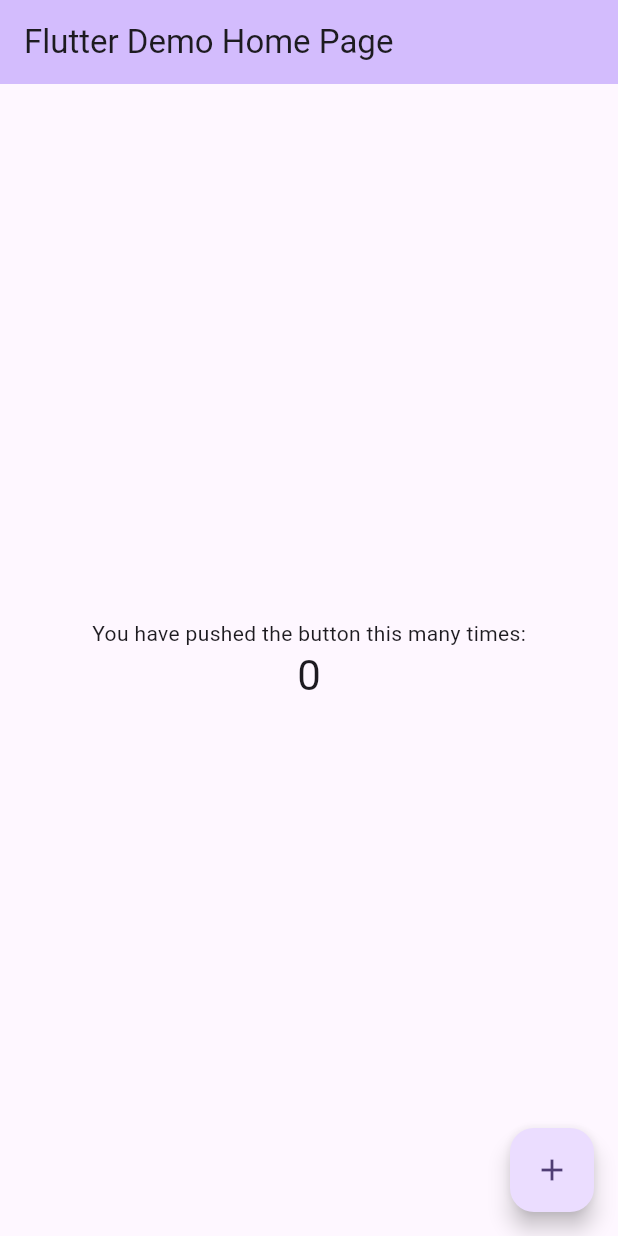
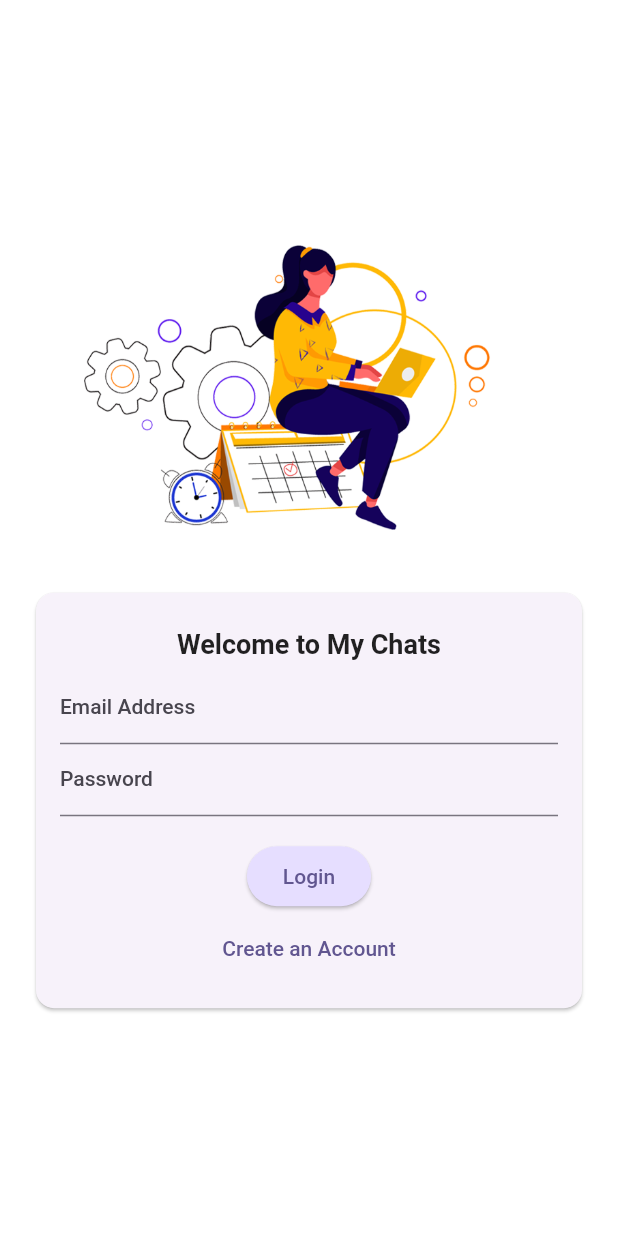
Before and after one commit to ANMOL-design/ChatApp, a Flutter app: the screen it shows after launch, on a phone screen of 412 x 824 dp. Run offline on Flutter 3.47's test engine with Material 2 defaults, Android fonts, the phone set to English and light mode, and no system bars; our stand-ins replace firebase_core; accounts and stored records are empty.

Commit message:
Update flutter sdk

```diff
--- a/lib/main.dart
+++ b/lib/main.dart
@@ -1,125 +1,31 @@
 import 'package:flutter/material.dart';
 
-void main() {
-  runApp(const MyApp());
+import 'package:firebase_core/firebase_core.dart';
+import 'firebase_options.dart';
+
+import 'package:chat_app/screens/auth.dart';
+
+void main() async {
+  WidgetsFlutterBinding.ensureInitialized();
+  await Firebase.initializeApp(
+    options: DefaultFirebaseOptions.currentPlatform,
+  );
+  runApp(const App());
 }
 
-class MyApp extends StatelessWidget {
-  const MyApp({super.key});
+class App extends StatelessWidget {
+  const App({super.key});
 
-  // This widget is the root of your application.
   @override
   Widget build(BuildContext context) {
     return MaterialApp(
-      title: 'Flutter Demo',
-      theme: ThemeData(
-        // This is the theme of your application.
-        //
-        // TRY THIS: Try running your application with "flutter run". You'll see
-        // the application has a blue toolbar. Then, without quitting the app,
-        // try changing the seedColor in the colorScheme below to Colors.green
-        // and then invoke "hot reload" (save your changes or press the "hot
-        // reload" button in a Flutter-supported IDE, or press "r" if you used
-        // the command line to start the app).
-        //
-        // Notice that the counter didn't reset back to zero; the application
-        // state is not lost during the reload. To reset the state, use hot
-        // restart instead.
-        //
-        // This works for code too, not just values: Most code changes can be
-        // tested with just a hot reload.
-        colorScheme: ColorScheme.fromSeed(seedColor: Colors.deepPurple),
+      title: 'FlutterChat',
+      theme: ThemeData().copyWith(
         useMaterial3: true,
+        colorScheme: ColorScheme.fromSeed(
+            seedColor: const Color.fromARGB(255, 63, 17, 177)),
       ),
-      home: const MyHomePage(title: 'Flutter Demo Home Page'),
+      home: const AuthScreen(),
     );
   }
 }
-
-class MyHomePage extends StatefulWidget {
-  const MyHomePage({super.key, required this.title});
-
-  // This widget is the home page of your application. It is stateful, meaning
-  // that it has a State object (defined below) that contains fields that affect
-  // how it looks.
-
-  // This class is the configuration for the state. It holds the values (in this
-  // case the title) provided by the parent (in this case the App widget) and
-  // used by the build method of the State. Fields in a Widget subclass are
-  // always marked "final".
-
-  final String title;
-
-  @override
-  State<MyHomePage> createState() => _MyHomePageState();
-}
-
-class _MyHomePageState extends State<MyHomePage> {
-  int _counter = 0;
-
-  void _incrementCounter() {
-    setState(() {
-      // This call to setState tells the Flutter framework that something has
-      // changed in this State, which causes it to rerun the build method below
-      // so that the display can reflect the updated values. If we changed
-      // _counter without calling setState(), then the build method would not be
-      // called again, and so nothing would appear to happen.
-      _counter++;
-    });
-  }
-
-  @override
-  Widget build(BuildContext context) {
-    // This method is rerun every time setState is called, for instance as done
-    // by the _incrementCounter method above.
-    //
-    // The Flutter framework has been optimized to make rerunning build methods
-    // fast, so that you can just rebuild anything that needs updating rather
-    // than having to individually change instances of widgets.
-    return Scaffold(
-      appBar: AppBar(
-        // TRY THIS: Try changing the color here to a specific color (to
-        // Colors.amber, perhaps?) and trigger a hot reload to see the AppBar
-        // change color while the other colors stay the same.
-        backgroundColor: Theme.of(context).colorScheme.inversePrimary,
-        // Here we take the value from the MyHomePage object that was created by
-        // the App.build method, and use it to set our appbar title.
-        title: Text(widget.title),
-      ),
-      body: Center(
-        // Center is a layout widget. It takes a single child and positions it
-        // in the middle of the parent.
-        child: Column(
-          // Column is also a layout widget. It takes a list of children and
-          // arranges them vertically. By default, it sizes itself to fit its
-          // children horizontally, and tries to be as tall as its parent.
-          //
-          // Column has various properties to control how it sizes itself and
-          // how it positions its children. Here we use mainAxisAlignment to
-          // center the children vertically; the main axis here is the vertical
-          // axis because Columns are vertical (the cross axis would be
-          // horizontal).
-          //
-          // TRY THIS: Invoke "debug painting" (choose the "Toggle Debug Paint"
-          // action in the IDE, or press "p" in the console), to see the
-          // wireframe for each widget.
-          mainAxisAlignment: MainAxisAlignment.center,
-          children: <Widget>[
-            const Text(
-              'You have pushed the button this many times:',
-            ),
-            Text(
-              '$_counter',
-              style: Theme.of(context).textTheme.headlineMedium,
-            ),
-          ],
-        ),
-      ),
-      floatingActionButton: FloatingActionButton(
-        onPressed: _incrementCounter,
-        tooltip: 'Increment',
-        child: const Icon(Icons.add),
-      ), // This trailing comma makes auto-formatting nicer for build methods.
-    );
-  }
-}
--- /dev/null
+++ b/lib/screens/auth.dart
@@ -0,0 +1,137 @@
+import 'package:flutter/material.dart';
+
+class AuthScreen extends StatefulWidget {
+  const AuthScreen({super.key});
+
+  @override
+  State<AuthScreen> createState() {
+    return _AuthScreenState();
+  }
+}
+
+class _AuthScreenState extends State<AuthScreen> {
+  final _formKey = GlobalKey<FormState>();
+  var _isLogin = true;
+  var _enteredEmail = '';
+  var _enteredPassword = '';
+
+  void _submit() {
+    final isValid = _formKey.currentState!.validate();
+
+    if (isValid) {
+      _formKey.currentState!.save();
+      print(_enteredEmail);
+      print(_enteredPassword);
+    }
+  }
+
+  @override
+  Widget build(BuildContext context) {
+    return Scaffold(
+      backgroundColor: Colors.white,
+      body: Center(
+        child: SingleChildScrollView(
+          child: Column(
+            mainAxisAlignment: MainAxisAlignment.center,
+            children: [
+              Container(
+                margin: const EdgeInsets.only(
+                  top: 32,
+                  bottom: 18,
+                  left: 18,
+                  right: 18,
+                ),
+                width: 300,
+                child: Image.asset('assets/images/login.png'),
+              ),
+              Card(
+                margin: const EdgeInsets.all(24),
+                child: SingleChildScrollView(
+                  child: Padding(
+                    padding: const EdgeInsets.all(16),
+                    child: Form(
+                      key: _formKey,
+                      child: Column(
+                        mainAxisSize: MainAxisSize.min,
+                        children: [
+                          const Padding(
+                            padding: EdgeInsets.all(8.0),
+                            child: Text(
+                              'Welcome to My Chats',
+                              style: TextStyle(
+                                fontSize: 18,
+                                fontWeight: FontWeight.bold,
+                              ),
+                            ),
+                          ),
+                          TextFormField(
+                            decoration: const InputDecoration(
+                              labelText: "Email Address",
+                            ),
+                            keyboardType: TextInputType.emailAddress,
+                            autocorrect: false,
+                            textCapitalization: TextCapitalization.none,
+                            validator: (value) {
+                              if (value == null ||
+                                  value.trim().isEmpty ||
+                                  !value.contains('@')) {
+                                return 'Please enter a valid email address';
+                              }
+
+                              return null;
+                            },
+                            onSaved: (newValue) {
+                              _enteredEmail = newValue!;
+                            },
+                          ),
+                          TextFormField(
+                            decoration: const InputDecoration(
+                              labelText: "Password",
+                            ),
+                            obscureText: true, // Hide the text entering
+                            validator: (value) {
+                              if (value == null || value.trim().length < 8) {
+                                return 'Password must be atleast 8 characters.';
+                              }
+
+                              return null;
+                            },
+                            onSaved: (newValue) {
+                              _enteredPassword = newValue!;
+                            },
+                          ),
+                          const SizedBox(
+                            height: 16,
+                          ),
+                          ElevatedButton(
+                            onPressed: _submit,
+                            style: ElevatedButton.styleFrom(
+                              backgroundColor: Theme.of(context)
+                                  .colorScheme
+                                  .primaryContainer,
+                            ),
+                            child: Text(_isLogin ? 'Login' : 'Sign Up'),
+                          ),
+                          TextButton(
+                            onPressed: () {
+                              setState(() {
+                                _isLogin = !_isLogin;
+                              });
+                            },
+                            child: Text(_isLogin
+                                ? 'Create an Account'
+                                : 'Already have an Account.'),
+                          ),
+                        ],
+                      ),
+                    ),
+                  ),
+                ),
+              ),
+            ],
+          ),
+        ),
+      ),
+    );
+  }
+}
```
Also changed, not shown: pubspec.yaml (+5 -3 lines), assets/images/login.png (added), lib/firebase_options.dart (added), pubspec.lock, 18 other files.
